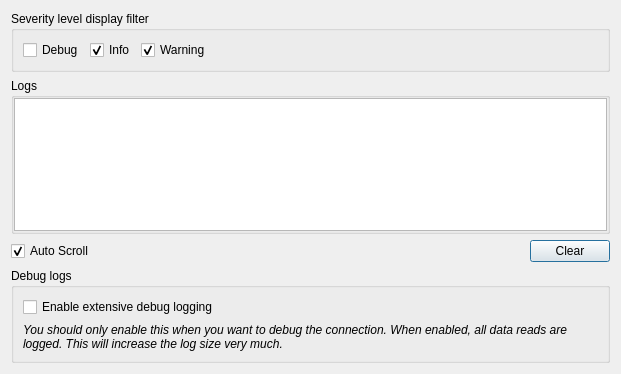
This is src/dialogs/diagnosticdialog.ui in ModbusScope/ModbusScope as Qt 5 draws it before an edit. The edited form follows.
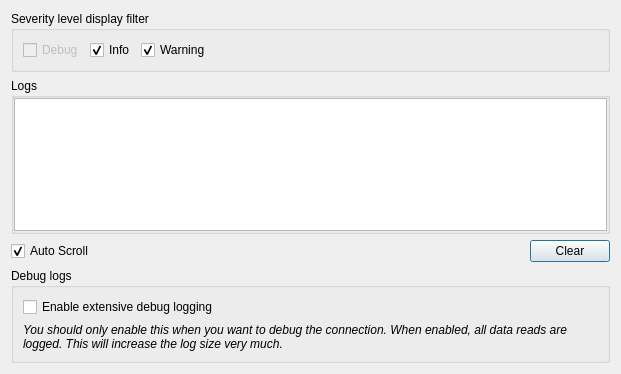
This is the edited form.

Commit message: Disable filter when debug log disabled

Patch:
```diff
--- a/src/dialogs/diagnosticdialog.ui
+++ b/src/dialogs/diagnosticdialog.ui
@@ -22,6 +22,9 @@
      <layout class="QHBoxLayout" name="horizontalLayout_3">
       <item>
        <widget class="QCheckBox" name="checkDebug">
+        <property name="enabled">
+         <bool>false</bool>
+        </property>
         <property name="text">
          <string>Debug</string>
         </property>
```
The commit also changes 1 other file.
